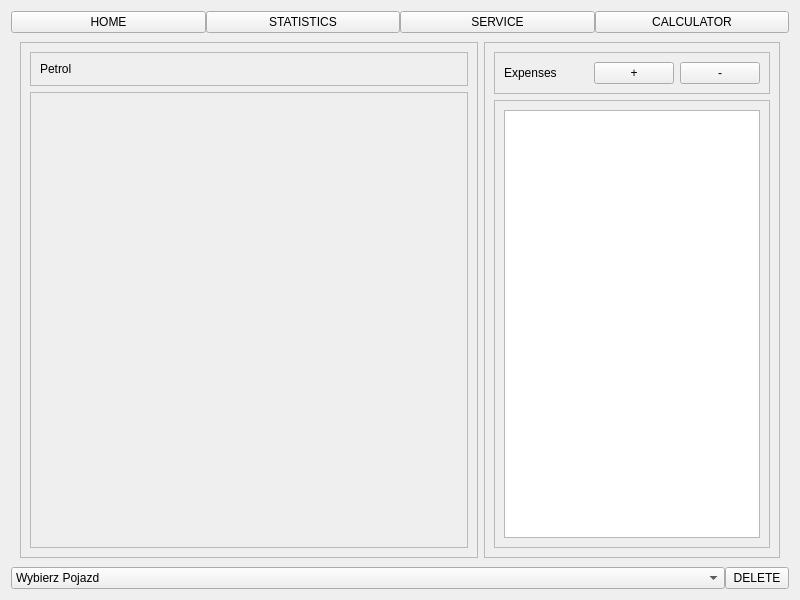
Above: mainwidget.ui from baldir0/QT-CarAssistant before the change. Below: the same form after it.
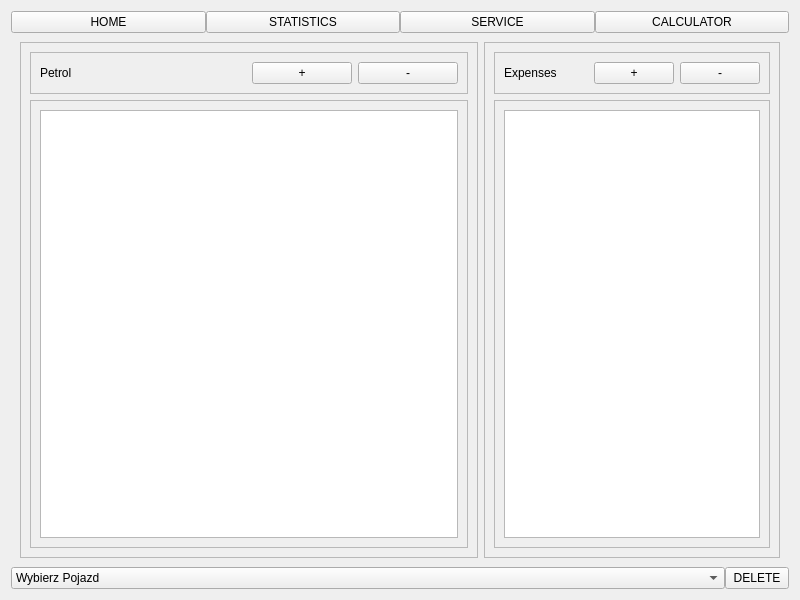
That is the form after the change. Icons and pictures are not drawn.

What changed in the file:
```diff
--- a/mainwidget.ui
+++ b/mainwidget.ui
@@ -166,7 +166,7 @@
          <property name="frameShadow">
           <enum>QFrame::Raised</enum>
          </property>
-         <layout class="QVBoxLayout" name="verticalLayout" stretch="0,1">
+         <layout class="QVBoxLayout" name="verticalLayout">
           <item>
            <widget class="QFrame" name="PETROL_LABEL">
             <property name="frameShape">
@@ -175,7 +175,7 @@
             <property name="frameShadow">
              <enum>QFrame::Raised</enum>
             </property>
-            <layout class="QHBoxLayout" name="horizontalLayout_2">
+            <layout class="QHBoxLayout" name="horizontalLayout_4" stretch="0,0">
              <item>
               <widget class="QLabel" name="LABEL_TEXT">
                <property name="text">
@@ -183,6 +183,59 @@
                </property>
               </widget>
              </item>
+             <item>
+              <layout class="QHBoxLayout" name="PETROL_BUTTON_BOX">
+               <item>
+                <widget class="QPushButton" name="ADD_PETROL">
+                 <property name="autoFillBackground">
+                  <bool>false</bool>
+                 </property>
+                 <property name="text">
+                  <string>+</string>
+                 </property>
+                 <property name="icon">
+                  <iconset theme="list-add">
+                   <normaloff>.</normaloff>.</iconset>
+                 </property>
+                 <property name="iconSize">
+                  <size>
+                   <width>16</width>
+                   <height>16</height>
+                  </size>
+                 </property>
+                 <property name="checkable">
+                  <bool>false</bool>
+                 </property>
+                 <property name="autoRepeat">
+                  <bool>false</bool>
+                 </property>
+                 <property name="autoRepeatInterval">
+                  <number>100</number>
+                 </property>
+                 <property name="autoDefault">
+                  <bool>false</bool>
+                 </property>
+                 <property name="default">
+                  <bool>false</bool>
+                 </property>
+                 <property name="flat">
+                  <bool>false</bool>
+                 </property>
+                </widget>
+               </item>
+               <item>
+                <widget class="QPushButton" name="REMOVE_PETROL">
+                 <property name="text">
+                  <string>-</string>
+                 </property>
+                 <property name="icon">
+                  <iconset theme="list-remove">
+                   <normaloff>.</normaloff>.</iconset>
+                 </property>
+                </widget>
+               </item>
+              </layout>
+             </item>
             </layout>
            </widget>
           </item>
@@ -194,6 +247,11 @@
             <property name="frameShadow">
              <enum>QFrame::Raised</enum>
             </property>
+            <layout class="QVBoxLayout" name="verticalLayout_7">
+             <item>
+              <widget class="QListWidget" name="PETROL_LIST"/>
+             </item>
+            </layout>
            </widget>
           </item>
          </layout>
```
Left out of the diff: 8 changed lines with no effect on the pictures.
